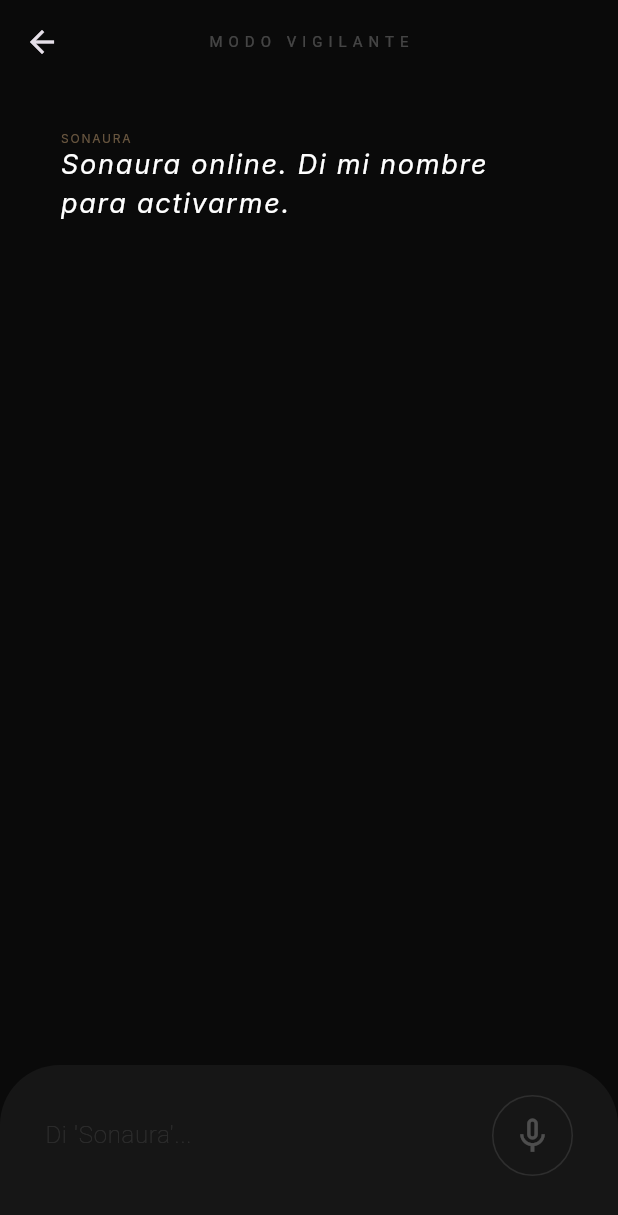
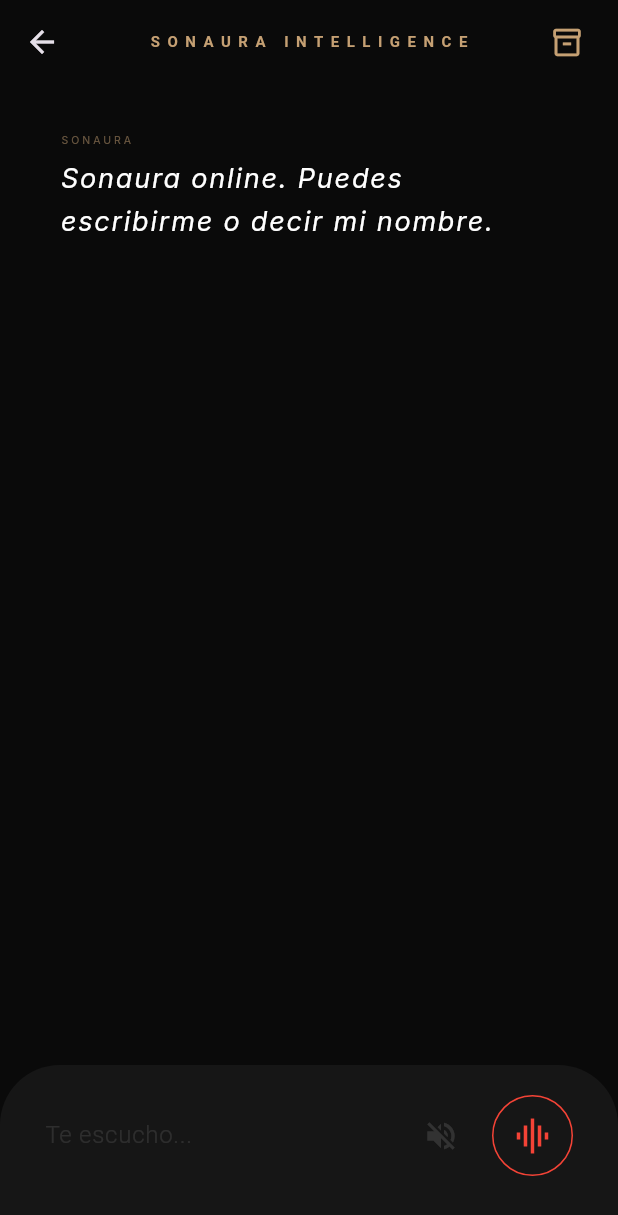
Before and after one commit to nikomezkiritz8/sonaura, a Flutter app: the ChatSonaura screen opened directly with empty values, on a phone screen of 412 x 824 dp. Shown: the top 1215 px of the screen. Run offline on Flutter 3.47's test engine with Material 3 defaults, Android fonts, the phone set to English and light mode, and no system bars; our stand-ins replace flutter_tts, google_fonts, just_audio, permission_handler, speech_to_text.

Commit message:
Sonaura: Restaurada biblioteca, teclado con Enter y modo vigilante optimizado

```diff
--- a/lib/ui/chat_screen.dart
+++ b/lib/ui/chat_screen.dart
@@ -23,14 +23,9 @@ class _ChatSonauraState extends State<ChatSonaura> {
   final SonauraAI _ai = SonauraAI();
   final VoiceService _voice = VoiceService();
   bool _isTyping = false;
+  bool _isListening = false;
   bool _isActivated = false;
   bool _autoListen = true;
-
-  // LISTA DE ENTRENAMIENTO FONÉTICO
-  final List<String> _wakeWordVariations = [
-    "sonaura", "sonora", "so now", "so now that", "son ahora",
-    "señora", "son ahora que", "sona", "aura", "hey sonaura"
-  ];
 
   @override
   void initState() {
@@ -40,61 +35,49 @@ class _ChatSonauraState extends State<ChatSonaura> {
 
   void _bootSonaura() async {
     await _voice.init();
-    _speakAndDisplay("Sonaura online. Di mi nombre para activarme.");
+    _agregarMensajeSonaura("Sonaura online. Puedes escribirme o decir mi nombre.");
+    await _voice.hablar("Sonaura online. Puedes escribirme o decir mi nombre.");
     _startListeningLoop();
-  }
-
-  bool _detectWakeWord(String text) {
-    String input = text.toLowerCase();
-    return _wakeWordVariations.any((variation) => input.contains(input));
   }
 
   void _startListeningLoop() {
     if (!mounted || _isTyping || !_autoListen) return;
+    setState(() => _isListening = true);
 
     _voice.escuchar(
-      onResult: (t) {
-        setState(() => _controller.text = t);
-
-        // ACTIVACIÓN INSTANTÁNEA (SI DETECTA EL NOMBRE O ALGO PARECIDO)
-        if (_detectWakeWord(t) && !_isActivated) {
-          setState(() => _isActivated = true);
-          // Opcional: Podríamos hacer un pequeño sonido de "bip" aquí
-        }
-      },
+      onResult: (t) => setState(() => _controller.text = t),
       onComplete: () {
         String val = _controller.text.trim();
         if (val.isNotEmpty) {
-          if (_isActivated || _detectWakeWord(val)) {
-             setState(() => _isActivated = false);
+          // Si detecta "Sonaura" o variaciones similares se activa
+          if (val.toLowerCase().contains("sonaura") || val.toLowerCase().contains("so now")) {
              _controller.clear();
-             _handleInput(val); // Enviamos la frase a la RTX 4060
+             _handleInput(val);
           } else {
-             // No ha dicho el nombre, ignoramos y seguimos vigilando
              _controller.clear();
              _startListeningLoop();
           }
         } else {
-          // Silencio total, reiniciamos el loop de vigilancia
-          Future.delayed(const Duration(milliseconds: 300), () => _startListeningLoop());
+          Future.delayed(const Duration(milliseconds: 500), () => _startListeningLoop());
         }
       }
     );
   }
 
+  // FUNCIÓN MAESTRA DE ENTRADA (Teclado y Voz)
   void _handleInput(String text) async {
-    // Limpiamos el nombre del comando para que la IA no se líe
-    String cleanInput = text;
-    for (var word in _wakeWordVariations) {
-      cleanInput = cleanInput.toLowerCase().replaceFirst(word, "").trim();
-    }
+    if (text.isEmpty) return;
+
+    // Detenemos la escucha mientras la IA procesa
+    _voice.detenerEscucha();
 
     setState(() {
       _messages.add({"role": "user", "text": text});
       _isTyping = true;
+      _isListening = false;
     });
 
-    String response = await _ai.preguntar(cleanInput);
+    String response = await _ai.preguntar(text);
     if (!mounted) return;
 
     setState(() {
@@ -103,8 +86,9 @@ class _ChatSonauraState extends State<ChatSonaura> {
     });
 
     await _voice.hablar(response);
-    _execCommands(response, cleanInput);
+    _execCommands(response, text);
 
+    // Reiniciar escucha si el modo automático está puesto
     if (_autoListen) _startListeningLoop();
   }
 
@@ -113,7 +97,7 @@ class _ChatSonauraState extends State<ChatSonaura> {
       _execSearch(response.split("[SEARCH_ALBUM:")[1].split("]")[0], true);
     } else if (response.contains("[SEARCH_TRACK:")) {
       _execSearch(response.split("[SEARCH_TRACK:")[1].split("]")[0], false);
-    } else if (text.toLowerCase().contains("biblioteca")) {
+    } else if (text.toLowerCase().contains("biblioteca") || text.toLowerCase().contains("mi música")) {
       _navToLibrary();
     }
   }
@@ -131,10 +115,7 @@ class _ChatSonauraState extends State<ChatSonaura> {
 
   void _navToLibrary() => Navigator.push(context, MaterialPageRoute(builder: (c) => LibraryScreen(appId: widget.appId, appSecret: widget.appSecret, token: widget.token)));
 
-  void _speakAndDisplay(String t) {
-    setState(() => _messages.add({"role": "sonaura", "text": t}));
-    _voice.hablar(t);
-  }
+  void _agregarMensajeSonaura(String t) => setState(() => _messages.add({"role": "sonaura", "text": t}));
 
   @override
   Widget build(BuildContext context) {
@@ -142,9 +123,17 @@ class _ChatSonauraState extends State<ChatSonaura> {
       backgroundColor: SonauraColors.background,
       appBar: AppBar(
         backgroundColor: Colors.transparent, elevation: 0,
-        title: Text(_isActivated ? "SISTEMA ACTIVO" : "MODO VIGILANTE",
-            style: TextStyle(fontSize: 10, letterSpacing: 4, color: _isActivated ? Colors.redAccent : Colors.white24)),
+        title: const Text("SONAURA INTELLIGENCE", style: TextStyle(fontSize: 10, letterSpacing: 5, fontWeight: FontWeight.bold, color: SonauraColors.accentGold)),
         centerTitle: true,
+        actions: [
+          // BOTÓN DE BIBLIOTECA (RESTAURADO)
+          IconButton(
+            icon: const Icon(Icons.inventory_2_outlined, color: SonauraColors.accentGold, size: 22),
+            onPressed: _navToLibrary,
+            tooltip: "Mi Vault Local",
+          ),
+          const SizedBox(width: 10),
+        ],
       ),
       body: Column(
         children: [
@@ -156,12 +145,14 @@ class _ChatSonauraState extends State<ChatSonaura> {
                 final m = _messages[index];
                 bool isUser = m["role"] == "user";
                 return Padding(
-                  padding: const EdgeInsets.symmetric(vertical: 10),
+                  padding: const EdgeInsets.symmetric(vertical: 12),
                   child: Column(
                     crossAxisAlignment: isUser ? CrossAxisAlignment.end : CrossAxisAlignment.start,
                     children: [
-                      Text(isUser ? "USUARIO" : "SONAURA", style: TextStyle(fontSize: 8, color: SonauraColors.accentGold.withOpacity(0.5))),
-                      Text(m["text"]!.replaceAll(RegExp(r'\[.*?\]'), '').trim(), style: TextStyle(fontSize: 18, color: isUser ? Colors.white70 : Colors.white, fontStyle: isUser ? FontStyle.normal : FontStyle.italic)),
+                      Text(isUser ? "TÚ" : "SONAURA", style: TextStyle(fontSize: 7, color: SonauraColors.accentGold.withOpacity(0.5), letterSpacing: 2)),
+                      const SizedBox(height: 6),
+                      Text(m["text"]!.replaceAll(RegExp(r'\[.*?\]'), '').trim(),
+                           style: TextStyle(fontSize: 18, height: 1.6, color: isUser ? Colors.white60 : Colors.white, fontStyle: isUser ? FontStyle.normal : FontStyle.italic)),
                     ],
                   ),
                 );
@@ -173,24 +164,42 @@ class _ChatSonauraState extends State<ChatSonaura> {
           Container(
             padding: const EdgeInsets.fromLTRB(30, 20, 30, 40),
             decoration: const BoxDecoration(color: SonauraColors.surface, borderRadius: BorderRadius.vertical(top: Radius.circular(40))),
-            child: Column(
+            child: Row(
               children: [
-                Row(
-                  children: [
-                    Expanded(child: TextField(controller: _controller, style: const TextStyle(color: Colors.white, fontWeight: FontWeight.w200), decoration: InputDecoration(hintText: _isActivated ? "Dime qué necesitas..." : "Di 'Sonaura'...", border: InputBorder.none, hintStyle: const TextStyle(color: Colors.white10)))),
+                Expanded(
+                  child: TextField(
+                    controller: _controller,
+                    style: const TextStyle(color: Colors.white, fontWeight: FontWeight.w300),
+                    // FUNCIÓN: ENVIAR CON ENTER
+                    onSubmitted: (val) {
+                      _handleInput(val);
+                      _controller.clear();
+                    },
+                    decoration: InputDecoration(
+                      hintText: _isListening ? "Te escucho..." : "Escribe o di 'Sonaura'...",
+                      border: InputBorder.none,
+                      hintStyle: const TextStyle(color: Colors.white10),
+                    ),
+                  ),
+                ),
 
-                    // ICONO DE ESTADO
+                // BOTÓN SILENCIAR HABLA
+                IconButton(
+                  icon: const Icon(Icons.volume_off, color: Colors.white12),
+                  onPressed: () => _voice.detenerHabla(),
+                ),
+
+                const SizedBox(width: 10),
+
+                // ICONO DINÁMICO MICRO
                 AnimatedContainer(
                   duration: const Duration(milliseconds: 300),
                   padding: const EdgeInsets.all(12),
                   decoration: BoxDecoration(
                     shape: BoxShape.circle,
-                        color: _isActivated ? Colors.red.withOpacity(0.1) : Colors.transparent,
-                        border: Border.all(color: _isActivated ? Colors.red : Colors.white10),
+                    border: Border.all(color: _isListening ? Colors.red : SonauraColors.accentGold.withOpacity(0.1)),
                   ),
-                      child: Icon(_isActivated ? Icons.mic : Icons.mic_none, color: _isActivated ? Colors.red : Colors.white24, size: 28),
-                    ),
-                  ],
+                  child: Icon(_isListening ? Icons.graphic_eq : Icons.mic_none, color: _isListening ? Colors.red : SonauraColors.accentGold, size: 28),
                 ),
               ],
             ),
```
Lines whose indentation alone changed are shown as unchanged.
